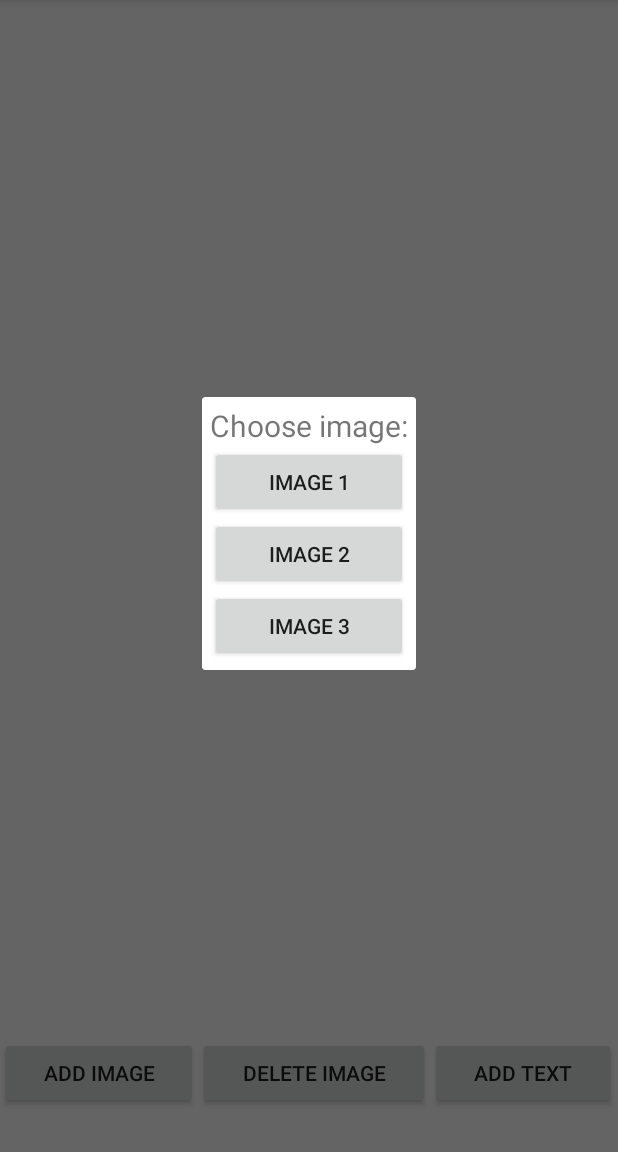
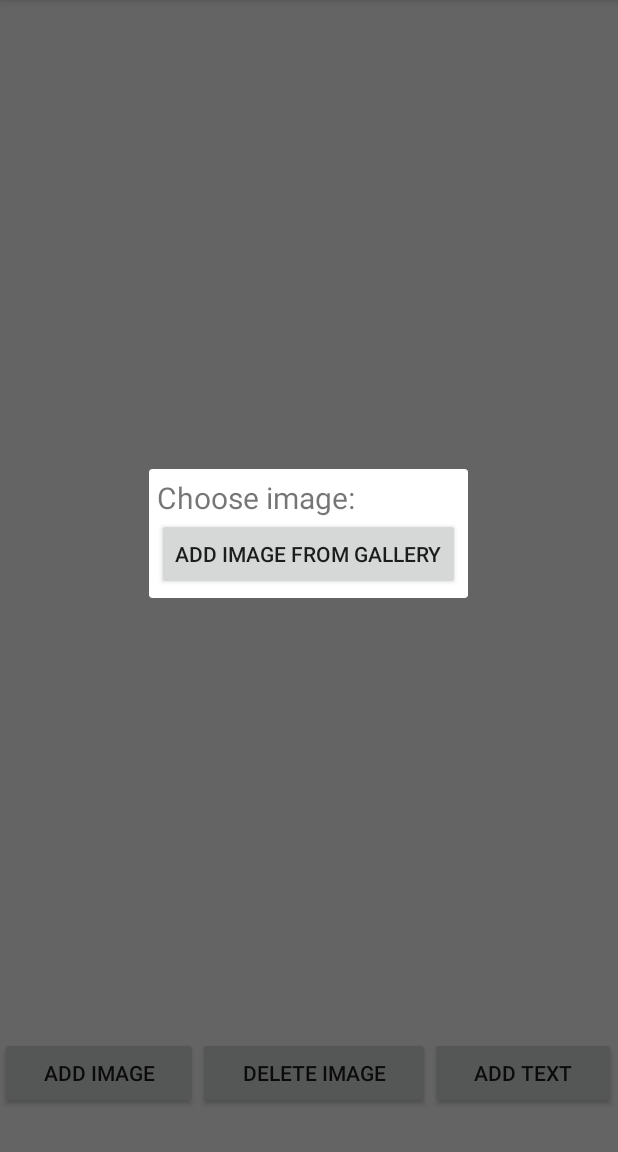
Before and after one commit to Patricija545/GetUp, an Android app: the screen it shows after launch (MainActivity), after a tap on "ADD IMAGE", on a phone screen of 412 x 824 dp, the part 84-1236 px from its top. Run offline under Robolectric (Android 15) with nearby library versions, the phone set to English and light mode, and no system bars.

Commit message:
get image from phone gallery

```diff
--- a/app/src/main/res/layout/activity_main.xml
+++ b/app/src/main/res/layout/activity_main.xml
@@ -25,10 +25,9 @@
                 android:id="@+id/tvTextCanvas"
                 android:layout_width="wrap_content"
                 android:layout_height="wrap_content"
-
                 android:layout_weight="0.1"
-                android:gravity="center"
-                android:textSize="22sp"
+                android:textSize="18sp"
+                android:layout_gravity="center"
                 android:visibility="invisible" />
 
             <LinearLayout
--- a/app/src/main/res/layout/dialog_add_image.xml
+++ b/app/src/main/res/layout/dialog_add_image.xml
@@ -19,18 +19,6 @@
         android:id="@+id/btnImage"
         android:layout_width="match_parent"
         android:layout_height="wrap_content"
-        android:text="Image 1" />
-
-    <Button
-        android:id="@+id/btnImage2"
-        android:layout_width="match_parent"
-        android:layout_height="wrap_content"
-        android:text="Image 2" />
-
-    <Button
-        android:id="@+id/btnImage3"
-        android:layout_width="match_parent"
-        android:layout_height="wrap_content"
-        android:text="Image 3" />
+        android:text="Add image from gallery" />
 
 </LinearLayout>
```
Also changed, not shown: app/src/main/java/pripremazagetup/riteh/hr/pripremazagetup/MainActivity.java (+71 -32 lines).
